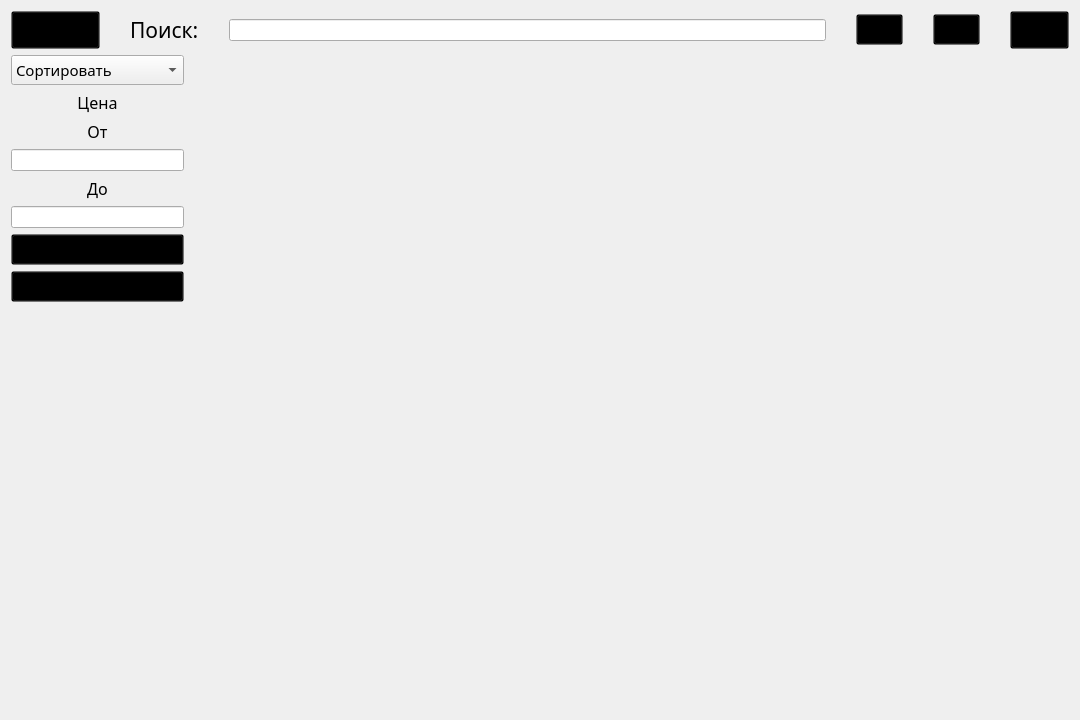
Qt form catalog.ui (lirthu/kursach) before a commit.
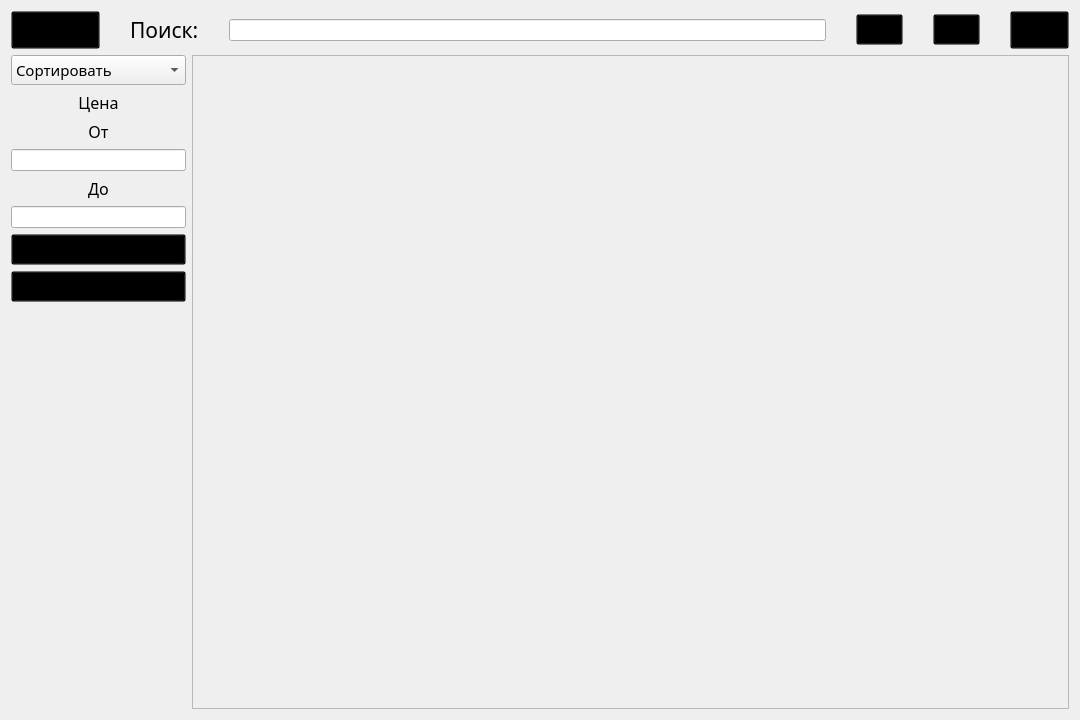
The same form after that commit. Icons and pictures are not drawn.

What changed in the file:
```diff
--- a/catalog.ui
+++ b/catalog.ui
@@ -16,7 +16,7 @@
   <property name="styleSheet">
    <string notr="true"/>
   </property>
-  <layout class="QVBoxLayout" name="verticalLayout" stretch="1,9">
+  <layout class="QVBoxLayout" name="verticalLayout">
    <item>
     <layout class="QHBoxLayout" name="horizontalLayout">
      <property name="spacing">
@@ -154,7 +154,7 @@
     </layout>
    </item>
    <item>
-    <layout class="QHBoxLayout" name="horizontalLayout_2" stretch="1,9">
+    <layout class="QHBoxLayout" name="horizontalLayout_2" stretch="1,5">
      <item>
       <layout class="QVBoxLayout" name="verticalLayout_4" stretch="0,0,0,0,0,0,0,0,0">
        <property name="spacing">
@@ -306,7 +306,21 @@
       </layout>
      </item>
      <item>
-      <widget class="QWidget" name="widget" native="true"/>
+      <widget class="QScrollArea" name="scrollArea">
+       <property name="widgetResizable">
+        <bool>true</bool>
+       </property>
+       <widget class="QWidget" name="scrollAreaWidgetContents">
+        <property name="geometry">
+         <rect>
+          <x>0</x>
+          <y>0</y>
+          <width>857</width>
+          <height>634</height>
+         </rect>
+        </property>
+       </widget>
+      </widget>
      </item>
     </layout>
    </item>
```
